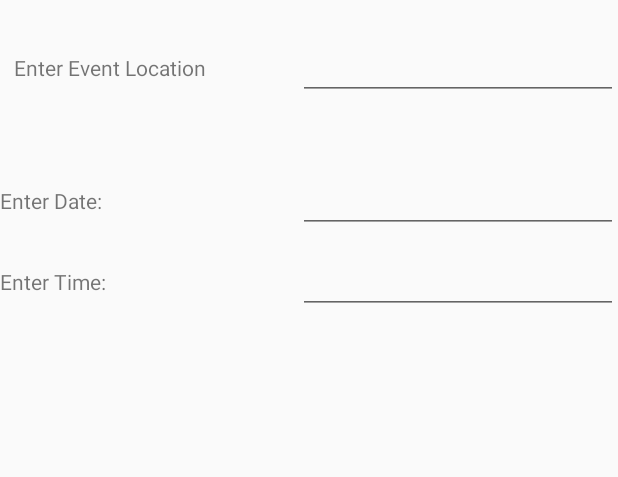
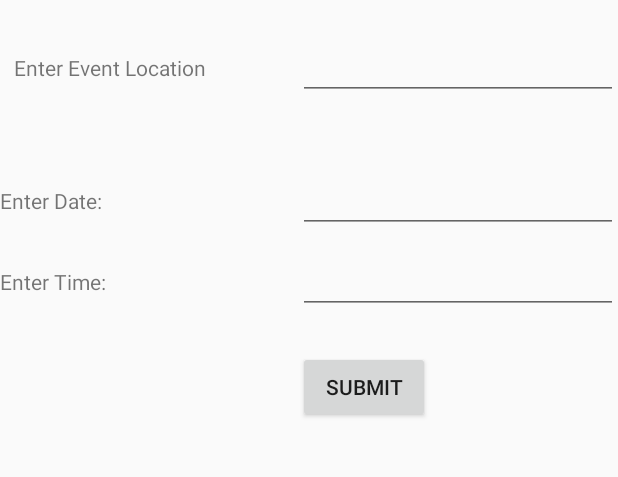
Before and after one commit to maxcastan/mobileProject2, an Android app: the layout fragment_dialog.xml on its own in the app's theme, with its tools: preview values and no code run, on a phone screen of 412 x 824 dp, the part 195-672 px from its top. Run offline under Robolectric (Android 15) with nearby library versions, the phone set to English and light mode, and no system bars.

```diff
--- a/Project2/app/src/main/res/layout/fragment_dialog.xml
+++ b/Project2/app/src/main/res/layout/fragment_dialog.xml
@@ -1,7 +1,9 @@
-<RelativeLayout xmlns:android="http://schemas.android.com/apk/res/android"
+<RelativeLayout
+    xmlns:android="http://schemas.android.com/apk/res/android"
     xmlns:tools="http://schemas.android.com/tools"
     android:layout_width="wrap_content"
     android:layout_height="wrap_content"
+    android:id="@+id/text_input_layout"
     tools:context="edu.fsu.cs.mobile.hw5.project2.MyDialogFragment">
 
 
@@ -96,5 +98,14 @@
         android:ems="10"
         android:inputType="time" />
 
+    <Button
+        android:id="@+id/submit"
+        android:layout_width="wrap_content"
+        android:layout_height="wrap_content"
+        android:layout_alignParentTop="true"
+        android:layout_alignStart="@+id/inputTime"
+        android:layout_marginTop="364dp"
+        android:text="Submit" />
+
 
 </RelativeLayout>
```
Also changed, not shown: Project2/app/src/main/java/edu/fsu/cs/mobile/hw5/project2/MyDialogFragment.java (+92 -12 lines).
